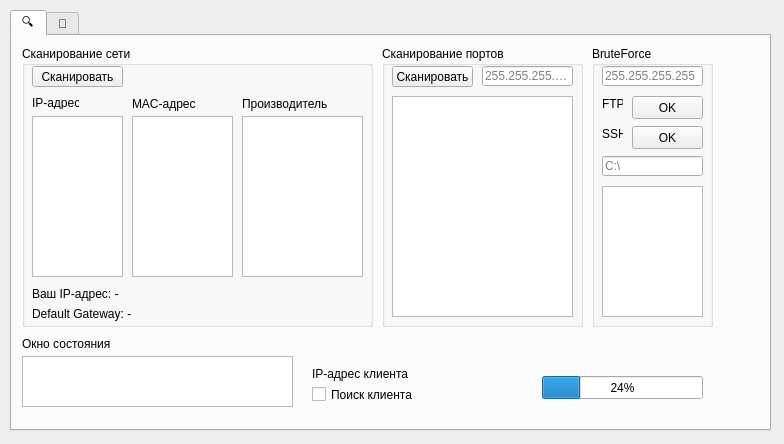
Old version of the form server/main.ui in the repository Yegorushka/CompSecMonSys.
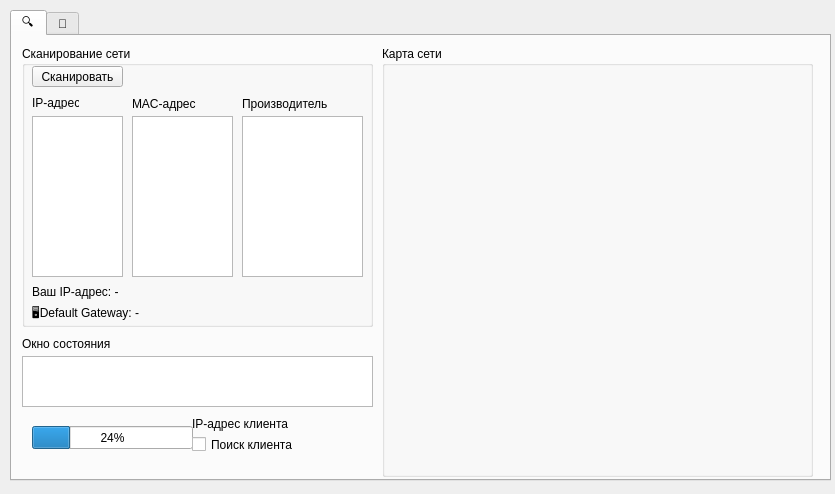
New version of the form. Icons and pictures are not drawn.

Patch:
```diff
--- a/server/main.ui
+++ b/server/main.ui
@@ -6,8 +6,8 @@
    <rect>
     <x>0</x>
     <y>0</y>
-    <width>784</width>
-    <height>444</height>
+    <width>835</width>
+    <height>494</height>
    </rect>
   </property>
   <property name="cursor">
@@ -25,8 +25,8 @@
      <rect>
       <x>10</x>
       <y>10</y>
-      <width>761</width>
-      <height>421</height>
+      <width>821</width>
+      <height>471</height>
      </rect>
     </property>
     <property name="currentIndex">
@@ -80,21 +80,21 @@
         <rect>
          <x>10</x>
          <y>260</y>
-         <width>181</width>
+         <width>331</width>
          <height>16</height>
         </rect>
        </property>
        <property name="text">
-        <string>Default Gateway: -</string>
+        <string>🖥Default Gateway: -</string>
        </property>
       </widget>
       <widget class="QLabel" name="label_your_ip">
        <property name="geometry">
         <rect>
          <x>10</x>
-         <y>240</y>
-         <width>181</width>
-         <height>16</height>
+         <y>235</y>
+         <width>331</width>
+         <height>21</height>
         </rect>
        </property>
        <property name="mouseTracking">
@@ -164,207 +164,12 @@
        </property>
       </widget>
      </widget>
-     <widget class="QGroupBox" name="groupBox_client">
-      <property name="geometry">
-       <rect>
-        <x>370</x>
-        <y>10</y>
-        <width>201</width>
-        <height>281</height>
-       </rect>
-      </property>
-      <property name="title">
-       <string>Сканирование портов</string>
-      </property>
-      <widget class="QTextBrowser" name="textBrowser_list_port">
-       <property name="geometry">
-        <rect>
-         <x>10</x>
-         <y>50</y>
-         <width>181</width>
-         <height>221</height>
-        </rect>
-       </property>
-      </widget>
-      <widget class="QPushButton" name="pushButton_list_port">
-       <property name="geometry">
-        <rect>
-         <x>10</x>
-         <y>20</y>
-         <width>81</width>
-         <height>21</height>
-        </rect>
-       </property>
-       <property name="text">
-        <string>Сканировать</string>
-       </property>
-      </widget>
-      <widget class="QLineEdit" name="lineEdit_ip_port_scan">
-       <property name="geometry">
-        <rect>
-         <x>100</x>
-         <y>20</y>
-         <width>91</width>
-         <height>20</height>
-        </rect>
-       </property>
-       <property name="toolTip">
-        <string>IP-адрес для сканирования портов</string>
-       </property>
-       <property name="inputMethodHints">
-        <set>Qt::ImhNone</set>
-       </property>
-       <property name="inputMask">
-        <string/>
-       </property>
-       <property name="text">
-        <string/>
-       </property>
-       <property name="maxLength">
-        <number>15</number>
-       </property>
-       <property name="frame">
-        <bool>true</bool>
-       </property>
-       <property name="echoMode">
-        <enum>QLineEdit::Normal</enum>
-       </property>
-       <property name="alignment">
-        <set>Qt::AlignLeading|Qt::AlignLeft|Qt::AlignVCenter</set>
-       </property>
-       <property name="dragEnabled">
-        <bool>false</bool>
-       </property>
-       <property name="readOnly">
-        <bool>false</bool>
-       </property>
-       <property name="placeholderText">
-        <string>255.255.255.255</string>
-       </property>
-       <property name="clearButtonEnabled">
-        <bool>false</bool>
-       </property>
-      </widget>
-     </widget>
-     <widget class="QGroupBox" name="groupBox_brute">
-      <property name="geometry">
-       <rect>
-        <x>580</x>
-        <y>10</y>
-        <width>121</width>
-        <height>281</height>
-       </rect>
-      </property>
-      <property name="title">
-       <string>BruteForce</string>
-      </property>
-      <widget class="QLabel" name="label_ftp">
-       <property name="geometry">
-        <rect>
-         <x>10</x>
-         <y>50</y>
-         <width>21</width>
-         <height>16</height>
-        </rect>
-       </property>
-       <property name="text">
-        <string>FTP</string>
-       </property>
-      </widget>
-      <widget class="QPushButton" name="pushButton_ftp">
-       <property name="geometry">
-        <rect>
-         <x>40</x>
-         <y>50</y>
-         <width>71</width>
-         <height>23</height>
-        </rect>
-       </property>
-       <property name="text">
-        <string>OK</string>
-       </property>
-      </widget>
-      <widget class="QLabel" name="label_ssh">
-       <property name="geometry">
-        <rect>
-         <x>10</x>
-         <y>80</y>
-         <width>21</width>
-         <height>16</height>
-        </rect>
-       </property>
-       <property name="text">
-        <string>SSH</string>
-       </property>
-      </widget>
-      <widget class="QTextBrowser" name="textBrowser_brute">
-       <property name="geometry">
-        <rect>
-         <x>10</x>
-         <y>140</y>
-         <width>101</width>
-         <height>131</height>
-        </rect>
-       </property>
-      </widget>
-      <widget class="QPushButton" name="pushButton_ssh">
-       <property name="geometry">
-        <rect>
-         <x>40</x>
-         <y>80</y>
-         <width>71</width>
-         <height>23</height>
-        </rect>
-       </property>
-       <property name="text">
-        <string>OK</string>
-       </property>
-      </widget>
-      <widget class="QLineEdit" name="lineEdit_brute_ip">
-       <property name="geometry">
-        <rect>
-         <x>10</x>
-         <y>20</y>
-         <width>101</width>
-         <height>20</height>
-        </rect>
-       </property>
-       <property name="toolTip">
-        <string>IP-адрес для брутфорса</string>
-       </property>
-       <property name="maxLength">
-        <number>15</number>
-       </property>
-       <property name="placeholderText">
-        <string>255.255.255.255</string>
-       </property>
-      </widget>
-      <widget class="QLineEdit" name="lineEdit_brute_file">
-       <property name="geometry">
-        <rect>
-         <x>10</x>
-         <y>110</y>
-         <width>101</width>
-         <height>20</height>
-        </rect>
-       </property>
-       <property name="toolTip">
-        <string>Адрес словаря по которому будет проводиться брутфорс</string>
-       </property>
-       <property name="maxLength">
-        <number>1000</number>
-       </property>
-       <property name="placeholderText">
-        <string>C:\</string>
-       </property>
-      </widget>
-     </widget>
      <widget class="QTextBrowser" name="textBrowser_errors">
       <property name="geometry">
        <rect>
         <x>10</x>
         <y>320</y>
-        <width>271</width>
+        <width>351</width>
         <height>51</height>
        </rect>
       </property>
@@ -385,8 +190,8 @@
      <widget class="QLabel" name="label_client_ip">
       <property name="geometry">
        <rect>
-        <x>300</x>
-        <y>330</y>
+        <x>180</x>
+        <y>380</y>
         <width>151</width>
         <height>16</height>
        </rect>
@@ -398,8 +203,8 @@
      <widget class="QProgressBar" name="progressBar">
       <property name="geometry">
        <rect>
-        <x>530</x>
-        <y>340</y>
+        <x>20</x>
+        <y>390</y>
         <width>161</width>
         <height>23</height>
        </rect>
@@ -411,8 +216,8 @@
      <widget class="QCheckBox" name="checkBox_find_client">
       <property name="geometry">
        <rect>
-        <x>300</x>
-        <y>350</y>
+        <x>180</x>
+        <y>400</y>
         <width>121</width>
         <height>17</height>
        </rect>
@@ -421,6 +226,679 @@
        <string>Поиск клиента</string>
       </property>
      </widget>
+     <widget class="QGroupBox" name="groupBox_2">
+      <property name="geometry">
+       <rect>
+        <x>370</x>
+        <y>10</y>
+        <width>431</width>
+        <height>431</height>
+       </rect>
+      </property>
+      <property name="title">
+       <string>Карта сети</string>
+      </property>
+      <widget class="QFrame" name="frame_router">
+       <property name="geometry">
+        <rect>
+         <x>180</x>
+         <y>140</y>
+         <width>61</width>
+         <height>61</height>
+        </rect>
+       </property>
+       <property name="frameShape">
+        <enum>QFrame::NoFrame</enum>
+       </property>
+       <property name="frameShadow">
+        <enum>QFrame::Raised</enum>
+       </property>
+       <layout class="QGridLayout" name="gridLayout_2">
+        <item row="0" column="0">
+         <widget class="QLabel" name="label_router">
+          <property name="text">
+           <string/>
+          </property>
+          <property name="alignment">
+           <set>Qt::AlignCenter</set>
+          </property>
+         </widget>
+        </item>
+       </layout>
+      </widget>
+      <widget class="QLabel" name="label_online_router">
+       <property name="geometry">
+        <rect>
+         <x>160</x>
+         <y>200</y>
+         <width>101</width>
+         <height>20</height>
+        </rect>
+       </property>
+       <property name="text">
+        <string/>
+       </property>
+       <property name="alignment">
+        <set>Qt::AlignCenter</set>
+       </property>
+      </widget>
+      <widget class="QFrame" name="frame_server">
+       <property name="geometry">
+        <rect>
+         <x>180</x>
+         <y>20</y>
+         <width>61</width>
+         <height>61</height>
+        </rect>
+       </property>
+       <property name="frameShape">
+        <enum>QFrame::NoFrame</enum>
+       </property>
+       <property name="frameShadow">
+        <enum>QFrame::Raised</enum>
+       </property>
+       <layout class="QGridLayout" name="gridLayout">
+        <item row="0" column="0">
+         <widget class="QLabel" name="label_server">
+          <property name="text">
+           <string/>
+          </property>
+          <property name="alignment">
+           <set>Qt::AlignCenter</set>
+          </property>
+         </widget>
+        </item>
+       </layout>
+      </widget>
+      <widget class="QLabel" name="label_online_server">
+       <property name="geometry">
+        <rect>
+         <x>170</x>
+         <y>80</y>
+         <width>81</width>
+         <height>21</height>
+        </rect>
+       </property>
+       <property name="text">
+        <string/>
+       </property>
+       <property name="alignment">
+        <set>Qt::AlignCenter</set>
+       </property>
+      </widget>
+      <widget class="QFrame" name="frame_client_1">
+       <property name="geometry">
+        <rect>
+         <x>70</x>
+         <y>20</y>
+         <width>61</width>
+         <height>61</height>
+        </rect>
+       </property>
+       <property name="frameShape">
+        <enum>QFrame::NoFrame</enum>
+       </property>
+       <property name="frameShadow">
+        <enum>QFrame::Raised</enum>
+       </property>
+       <layout class="QGridLayout" name="gridLayout_3">
+        <item row="0" column="0">
+         <widget class="QLabel" name="label_cli_1">
+          <property name="text">
+           <string/>
+          </property>
+          <property name="alignment">
+           <set>Qt::AlignCenter</set>
+          </property>
+         </widget>
+        </item>
+       </layout>
+      </widget>
+      <widget class="QLabel" name="label_online_client_1">
+       <property name="geometry">
+        <rect>
+         <x>60</x>
+         <y>80</y>
+         <width>81</width>
+         <height>20</height>
+        </rect>
+       </property>
+       <property name="text">
+        <string/>
+       </property>
+       <property name="alignment">
+        <set>Qt::AlignCenter</set>
+       </property>
+      </widget>
+      <widget class="QLabel" name="label_online_client_2">
+       <property name="geometry">
+        <rect>
+         <x>0</x>
+         <y>160</y>
+         <width>81</width>
+         <height>20</height>
+        </rect>
+       </property>
+       <property name="text">
+        <string/>
+       </property>
+       <property name="alignment">
+        <set>Qt::AlignCenter</set>
+       </property>
+      </widget>
+      <widget class="QFrame" name="frame_client_2">
+       <property name="geometry">
+        <rect>
+         <x>10</x>
+         <y>100</y>
+         <width>61</width>
+         <height>61</height>
+        </rect>
+       </property>
+       <property name="frameShape">
+        <enum>QFrame::NoFrame</enum>
+       </property>
+       <property name="frameShadow">
+        <enum>QFrame::Raised</enum>
+       </property>
+       <layout class="QGridLayout" name="gridLayout_50">
+        <item row="0" column="0">
+         <widget class="QLabel" name="label_cli_2">
+          <property name="text">
+           <string/>
+          </property>
+          <property name="alignment">
+           <set>Qt::AlignCenter</set>
+          </property>
+         </widget>
+        </item>
+       </layout>
+      </widget>
+      <widget class="QLabel" name="label_online_client_3">
+       <property name="geometry">
+        <rect>
+         <x>0</x>
+         <y>240</y>
+         <width>81</width>
+         <height>20</height>
+        </rect>
+       </property>
+       <property name="text">
+        <string/>
+       </property>
+       <property name="alignment">
+        <set>Qt::AlignCenter</set>
+       </property>
+      </widget>
+      <widget class="QFrame" name="frame_client_3">
+       <property name="geometry">
+        <rect>
+         <x>10</x>
+         <y>180</y>
+         <width>61</width>
+         <height>61</height>
+        </rect>
+       </property>
+       <property name="frameShape">
+        <enum>QFrame::NoFrame</enum>
+       </property>
+       <property name="frameShadow">
+        <enum>QFrame::Raised</enum>
+       </property>
+       <layout class="QGridLayout" name="gridLayout_52">
+        <item row="0" column="0">
+         <widget class="QLabel" name="label_cli_3">
+          <property name="text">
+           <string/>
+          </property>
+          <property name="alignment">
+           <set>Qt::AlignCenter</set>
+          </property>
+         </widget>
+        </item>
+       </layout>
+      </widget>
+      <widget class="QFrame" name="frame_client_4">
+       <property name="geometry">
+        <rect>
+         <x>10</x>
+         <y>260</y>
+         <width>61</width>
+         <height>61</height>
+        </rect>
+       </property>
+       <property name="frameShape">
+        <enum>QFrame::NoFrame</enum>
+       </property>
+       <property name="frameShadow">
+        <enum>QFrame::Raised</enum>
+       </property>
+       <layout class="QGridLayout" name="gridLayout_53">
+        <item row="0" column="0">
+         <widget class="QLabel" name="label_cli_4">
+          <property name="text">
+           <string/>
+          </property>
+          <property name="alignment">
+           <set>Qt::AlignCenter</set>
+          </property>
+         </widget>
+        </item>
+       </layout>
+      </widget>
+      <widget class="QLabel" name="label_online_client_4">
+       <property name="geometry">
+        <rect>
+         <x>0</x>
+         <y>320</y>
+         <width>81</width>
+         <height>20</height>
+        </rect>
+       </property>
+       <property name="text">
+        <string/>
+       </property>
+       <property name="alignment">
+        <set>Qt::AlignCenter</set>
+       </property>
+      </widget>
+      <widget class="QLabel" name="label_online_client_5">
+       <property name="geometry">
+        <rect>
+         <x>40</x>
+         <y>400</y>
+         <width>81</width>
+         <height>20</height>
+        </rect>
+       </property>
+       <property name="text">
+        <string/>
+       </property>
+       <property name="alignment">
+        <set>Qt::AlignCenter</set>
+       </property>
+      </widget>
+      <widget class="QFrame" name="frame_client_5">
+       <property name="geometry">
+        <rect>
+         <x>50</x>
+         <y>340</y>
+         <width>61</width>
+         <height>61</height>
+        </rect>
+       </property>
+       <property name="frameShape">
+        <enum>QFrame::NoFrame</enum>
+       </property>
+       <property name="frameShadow">
+        <enum>QFrame::Raised</enum>
+       </property>
+       <layout class="QGridLayout" name="gridLayout_54">
+        <item row="0" column="0">
+         <widget class="QLabel" name="label_cli_5">
+          <property name="text">
+           <string/>
+          </property>
+          <property name="alignment">
+           <set>Qt::AlignCenter</set>
+          </property>
+         </widget>
+        </item>
+       </layout>
+      </widget>
+      <widget class="QLabel" name="label_online_client_6">
+       <property name="geometry">
+        <rect>
+         <x>130</x>
+         <y>400</y>
+         <width>81</width>
+         <height>20</height>
+        </rect>
+       </property>
+       <property name="text">
+        <string/>
+       </property>
+       <property name="alignment">
+        <set>Qt::AlignCenter</set>
+       </property>
+      </widget>
+      <widget class="QFrame" name="frame_client_6">
+       <property name="geometry">
+        <rect>
+         <x>140</x>
+         <y>340</y>
+         <width>61</width>
+         <height>61</height>
+        </rect>
+       </property>
+       <property name="frameShape">
+        <enum>QFrame::NoFrame</enum>
+       </property>
+       <property name="frameShadow">
+        <enum>QFrame::Raised</enum>
+       </property>
+       <layout class="QGridLayout" name="gridLayout_55">
+        <item row="0" column="0">
+         <widget class="QLabel" name="label_cli_6">
+          <property name="text">
+           <string/>
+          </property>
+          <property name="alignment">
+           <set>Qt::AlignCenter</set>
+          </property>
+         </widget>
+        </item>
+       </layout>
+      </widget>
+      <widget class="QLabel" name="label_online_client_7">
+       <property name="geometry">
+        <rect>
+         <x>210</x>
+         <y>400</y>
+         <width>81</width>
+         <height>20</height>
+        </rect>
+       </property>
+       <property name="text">
+        <string/>
+       </property>
+       <property name="alignment">
+        <set>Qt::AlignCenter</set>
+       </property>
+      </widget>
+      <widget class="QFrame" name="frame_client_7">
+       <property name="geometry">
+        <rect>
+         <x>220</x>
+         <y>340</y>
+         <width>61</width>
+         <height>61</height>
+        </rect>
+       </property>
+       <property name="frameShape">
+        <enum>QFrame::NoFrame</enum>
+       </property>
+       <property name="frameShadow">
+        <enum>QFrame::Raised</enum>
+       </property>
+       <layout class="QGridLayout" name="gridLayout_56">
+        <item row="0" column="0">
+         <widget class="QLabel" name="label_cli_7">
+          <property name="text">
+           <string/>
+          </property>
+          <property name="alignment">
+           <set>Qt::AlignCenter</set>
+          </property>
+         </widget>
+        </item>
+       </layout>
+      </widget>
+      <widget class="QLabel" name="label_online_client_8">
+       <property name="geometry">
+        <rect>
+         <x>300</x>
+         <y>400</y>
+         <width>81</width>
+         <height>20</height>
+        </rect>
+       </property>
+       <property name="text">
+        <string/>
+       </property>
+       <property name="alignment">
+        <set>Qt::AlignCenter</set>
+       </property>
+      </widget>
+      <widget class="QFrame" name="frame_client_8">
+       <property name="geometry">
+        <rect>
+         <x>310</x>
+         <y>340</y>
+         <width>61</width>
+         <height>61</height>
+        </rect>
+       </property>
+       <property name="frameShape">
+        <enum>QFrame::NoFrame</enum>
+       </property>
+       <property name="frameShadow">
+        <enum>QFrame::Raised</enum>
+       </property>
+       <layout class="QGridLayout" name="gridLayout_57">
+        <item row="0" column="0">
+         <widget class="QLabel" name="label_cli_8">
+          <property name="text">
+           <string/>
+          </property>
+          <property name="alignment">
+           <set>Qt::AlignCenter</set>
+          </property>
+         </widget>
+        </item>
+       </layout>
+      </widget>
+      <widget class="QFrame" name="frame_client_9">
+       <property name="geometry">
+        <rect>
+         <x>360</x>
+         <y>260</y>
+         <width>61</width>
+         <height>61</height>
+        </rect>
+       </property>
+       <property name="frameShape">
+        <enum>QFrame::NoFrame</enum>
+       </property>
+       <property name="frameShadow">
+        <enum>QFrame::Raised</enum>
+       </property>
+       <layout class="QGridLayout" name="gridLayout_58">
+        <item row="0" column="0">
+         <widget class="QLabel" name="label_cli_9">
+          <property name="text">
+           <string/>
+          </property>
+          <property name="alignment">
+           <set>Qt::AlignCenter</set>
+          </property>
+         </widget>
+        </item>
+       </layout>
+      </widget>
+      <widget class="QLabel" name="label_online_client_9">
+       <property name="geometry">
+        <rect>
+         <x>350</x>
+         <y>320</y>
+         <width>81</width>
+         <height>20</height>
+        </rect>
+       </property>
+       <property name="text">
+        <string/>
+       </property>
+       <property name="alignment">
+        <set>Qt::AlignCenter</set>
+       </property>
+      </widget>
+      <widget class="QFrame" name="frame_client_10">
+       <property name="geometry">
+        <rect>
+         <x>360</x>
+         <y>180</y>
+         <width>61</width>
+         <height>61</height>
+        </rect>
+       </property>
+       <property name="frameShape">
+        <enum>QFrame::NoFrame</enum>
+       </property>
+       <property name="frameShadow">
+        <enum>QFrame::Raised</enum>
+       </property>
+       <layout class="QGridLayout" name="gridLayout_60">
+        <item row="0" column="0">
+         <widget class="QLabel" name="label_cli_10">
+          <property name="text">
+           <string/>
+          </property>
+          <property name="alignment">
+           <set>Qt::AlignCenter</set>
+          </property>
+         </widget>
+        </item>
+       </layout>
+      </widget>
+      <widget class="QLabel" name="label_online_client_10">
+       <property name="geometry">
+        <rect>
+         <x>350</x>
+         <y>240</y>
+         <width>81</width>
+         <height>20</height>
+        </rect>
+       </property>
+       <property name="text">
+        <string/>
+       </property>
+       <property name="alignment">
+        <set>Qt::AlignCenter</set>
+       </property>
+      </widget>
+      <widget class="QLabel" name="label_online_client_11">
+       <property name="geometry">
+        <rect>
+         <x>350</x>
+         <y>160</y>
+         <width>81</width>
+         <height>20</height>
+        </rect>
+       </property>
+       <property name="text">
+        <string/>
+       </property>
+       <property name="alignment">
+        <set>Qt::AlignCenter</set>
+       </property>
+      </widget>
+      <widget class="QFrame" name="frame_client_11">
+       <property name="geometry">
+        <rect>
+         <x>360</x>
+         <y>100</y>
+         <width>61</width>
+         <height>61</height>
+        </rect>
+       </property>
+       <property name="frameShape">
+        <enum>QFrame::NoFrame</enum>
+       </property>
+       <property name="frameShadow">
+        <enum>QFrame::Raised</enum>
+       </property>
+       <layout class="QGridLayout" name="gridLayout_61">
+        <item row="0" column="0">
+         <widget class="QLabel" name="label_cli_11">
+          <property name="text">
+           <string/>
+          </property>
+          <property name="alignment">
+           <set>Qt::AlignCenter</set>
+          </property>
+         </widget>
+        </item>
+       </layout>
+      </widget>
+      <widget class="QLabel" name="label_online_client_12">
+       <property name="geometry">
+        <rect>
+         <x>290</x>
+         <y>80</y>
+         <width>81</width>
+         <height>20</height>
+        </rect>
+       </property>
+       <property name="text">
+        <string/>
+       </property>
+       <property name="alignment">
+        <set>Qt::AlignCenter</set>
+       </property>
+      </widget>
+      <widget class="QFrame" name="frame_client_12">
+       <property name="geometry">
+        <rect>
+         <x>300</x>
+         <y>20</y>
+         <width>61</width>
+         <height>61</height>
+        </rect>
+       </property>
+       <property name="frameShape">
+        <enum>QFrame::NoFrame</enum>
+       </property>
+       <property name="frameShadow">
+        <enum>QFrame::Raised</enum>
+       </property>
+       <layout class="QGridLayout" name="gridLayout_63">
+        <item row="0" column="0">
+         <widget class="QLabel" name="label_cli_12">
+          <property name="text">
+           <string/>
+          </property>
+          <property name="alignment">
+           <set>Qt::AlignCenter</set>
+          </property>
+         </widget>
+        </item>
+       </layout>
+      </widget>
+      <widget class="QLabel" name="label_internet">
+       <property name="geometry">
+        <rect>
+         <x>130</x>
+         <y>290</y>
+         <width>161</width>
+         <height>20</height>
+        </rect>
+       </property>
+       <property name="text">
+        <string/>
+       </property>
+       <property name="alignment">
+        <set>Qt::AlignCenter</set>
+       </property>
+      </widget>
+      <widget class="QFrame" name="frame_internet">
+       <property name="geometry">
+        <rect>
+         <x>180</x>
+         <y>240</y>
+         <width>61</width>
+         <height>61</height>
+        </rect>
+       </property>
+       <property name="frameShape">
+        <enum>QFrame::NoFrame</enum>
+       </property>
+       <property name="frameShadow">
+        <enum>QFrame::Raised</enum>
+       </property>
+       <layout class="QGridLayout" name="gridLayout_4">
+        <item row="0" column="0">
+         <widget class="QLabel" name="label_inter">
+          <property name="text">
+           <string/>
+          </property>
+          <property name="alignment">
+           <set>Qt::AlignCenter</set>
+          </property>
+         </widget>
+        </item>
+       </layout>
+      </widget>
+     </widget>
     </widget>
     <widget class="QWidget" name="tab_connect">
      <attribute name="icon">
@@ -466,6 +944,201 @@
        </property>
       </widget>
      </widget>
+     <widget class="QGroupBox" name="groupBox_brute">
+      <property name="geometry">
+       <rect>
+        <x>230</x>
+        <y>10</y>
+        <width>121</width>
+        <height>281</height>
+       </rect>
+      </property>
+      <property name="title">
+       <string>BruteForce</string>
+      </property>
+      <widget class="QLabel" name="label_ftp">
+       <property name="geometry">
+        <rect>
+         <x>10</x>
+         <y>50</y>
+         <width>21</width>
+         <height>16</height>
+        </rect>
+       </property>
+       <property name="text">
+        <string>FTP</string>
+       </property>
+      </widget>
+      <widget class="QPushButton" name="pushButton_ftp">
+       <property name="geometry">
+        <rect>
+         <x>40</x>
+         <y>50</y>
+         <width>71</width>
+         <height>23</height>
+        </rect>
+       </property>
+       <property name="text">
+        <string>OK</string>
+       </property>
+      </widget>
+      <widget class="QLabel" name="label_ssh">
+       <property name="geometry">
+        <rect>
+         <x>10</x>
+         <y>80</y>
+         <width>21</width>
+         <height>16</height>
+        </rect>
+       </property>
+       <property name="text">
+        <string>SSH</string>
+       </property>
+      </widget>
+      <widget class="QTextBrowser" name="textBrowser_brute">
+       <property name="geometry">
+        <rect>
+         <x>10</x>
+         <y>140</y>
+         <width>101</width>
+         <height>131</height>
+        </rect>
+       </property>
+      </widget>
+      <widget class="QPushButton" name="pushButton_ssh">
+       <property name="geometry">
+        <rect>
+         <x>40</x>
+         <y>80</y>
+         <width>71</width>
+         <height>23</height>
+        </rect>
+       </property>
+       <property name="text">
+        <string>OK</string>
+       </property>
+      </widget>
+      <widget class="QLineEdit" name="lineEdit_brute_ip">
+       <property name="geometry">
+        <rect>
+         <x>10</x>
+         <y>20</y>
+         <width>101</width>
+         <height>20</height>
+        </rect>
+       </property>
+       <property name="toolTip">
+        <string>IP-адрес для брутфорса</string>
+       </property>
+       <property name="maxLength">
+        <number>15</number>
+       </property>
+       <property name="placeholderText">
+        <string>255.255.255.255</string>
+       </property>
+      </widget>
+      <widget class="QLineEdit" name="lineEdit_brute_file">
+       <property name="geometry">
+        <rect>
+         <x>10</x>
+         <y>110</y>
+         <width>101</width>
+         <height>20</height>
+        </rect>
+       </property>
+       <property name="toolTip">
+        <string>Адрес словаря по которому будет проводиться брутфорс</string>
+       </property>
+       <property name="maxLength">
+        <number>1000</number>
+       </property>
+       <property name="placeholderText">
+        <string>C:\</string>
+       </property>
+      </widget>
+     </widget>
+     <widget class="QGroupBox" name="groupBox_client">
+      <property name="geometry">
+       <rect>
+        <x>10</x>
+        <y>10</y>
+        <width>201</width>
+        <height>281</height>
+       </rect>
+      </property>
+      <property name="title">
+       <string>Сканирование портов</string>
+      </property>
+      <widget class="QTextBrowser" name="textBrowser_list_port">
+       <property name="geometry">
+        <rect>
+         <x>10</x>
+         <y>50</y>
+         <width>181</width>
+         <height>221</height>
+        </rect>
+       </property>
+      </widget>
+      <widget class="QPushButton" name="pushButton_list_port">
+       <property name="geometry">
+        <rect>
+         <x>10</x>
+         <y>20</y>
+         <width>81</width>
+         <height>21</height>
+        </rect>
+       </property>
+       <property name="text">
+        <string>Сканировать</string>
+       </property>
+      </widget>
+      <widget class="QLineEdit" name="lineEdit_ip_port_scan">
+       <property name="geometry">
+        <rect>
+         <x>100</x>
+         <y>20</y>
+         <width>91</width>
+         <height>20</height>
+        </rect>
+       </property>
+       <property name="toolTip">
+        <string>IP-адрес для сканирования портов</string>
+       </property>
+       <property name="inputMethodHints">
+        <set>Qt::ImhNone</set>
+       </property>
+       <property name="inputMask">
+        <string/>
+       </property>
+       <property name="text">
+        <string/>
+       </property>
+       <property name="maxLength">
+        <number>15</number>
+       </property>
+       <property name="frame">
+        <bool>true</bool>
+       </property>
+       <property name="echoMode">
+        <enum>QLineEdit::Normal</enum>
+       </property>
+       <property name="alignment">
+        <set>Qt::AlignLeading|Qt::AlignLeft|Qt::AlignVCenter</set>
+       </property>
+       <property name="dragEnabled">
+        <bool>false</bool>
+       </property>
+       <property name="readOnly">
+        <bool>false</bool>
+       </property>
+       <property name="placeholderText">
+        <string>255.255.255.255</string>
+       </property>
+       <property name="clearButtonEnabled">
+        <bool>false</bool>
+       </property>
+      </widget>
+     </widget>
     </widget>
    </widget>
   </widget>
```
Left out of the diff: 30 changed lines with no effect on the pictures.
